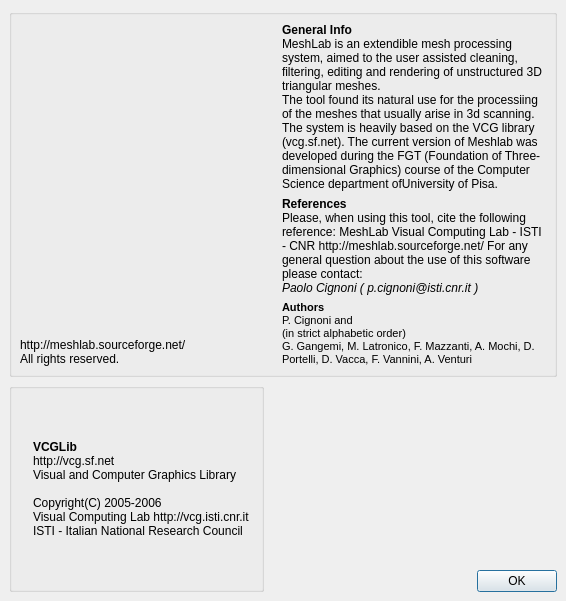
Qt form src/meshlab/ui/aboutDialog.ui (cnr-isti-vclab/meshlab) before a commit.
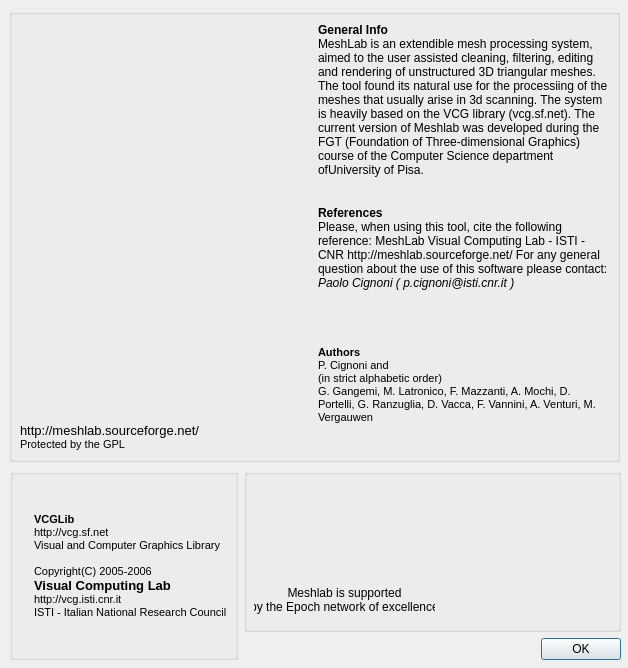
The same form after that commit. Icons and pictures are not drawn.

Commit message: added epoch logo in the about

Diff of the .ui file:
```diff
--- a/src/meshlab/ui/aboutDialog.ui
+++ b/src/meshlab/ui/aboutDialog.ui
@@ -8,8 +8,8 @@
    <rect>
     <x>0</x>
     <y>0</y>
-    <width>566</width>
-    <height>601</height>
+    <width>628</width>
+    <height>668</height>
    </rect>
   </property>
   <property name="sizePolicy" >
@@ -41,27 +41,118 @@
   <property name="modal" >
    <bool>true</bool>
   </property>
-  <layout class="QGridLayout" >
+  <widget class="QWidget" name="layoutWidget" >
+   <property name="geometry" >
+    <rect>
+     <x>10</x>
+     <y>469</y>
+     <width>611</width>
+     <height>191</height>
+    </rect>
+   </property>
+   <layout class="QHBoxLayout" >
    <property name="margin" >
-    <number>9</number>
+     <number>0</number>
    </property>
    <property name="spacing" >
     <number>6</number>
    </property>
-   <item row="1" column="1" >
-    <spacer>
-     <property name="orientation" >
-      <enum>Qt::Vertical</enum>
-     </property>
-     <property name="sizeHint" >
+    <item>
+     <widget class="QGroupBox" name="groupBoxBtm" >
+      <property name="title" >
+       <string/>
+      </property>
+      <property name="flat" >
+       <bool>false</bool>
+      </property>
+      <layout class="QHBoxLayout" >
+       <property name="margin" >
+        <number>8</number>
+       </property>
+       <property name="spacing" >
+        <number>6</number>
+       </property>
+       <item>
+        <widget class="QLabel" name="labelVCGLogo" >
+         <property name="text" >
+          <string/>
+         </property>
+         <property name="pixmap" >
+          <pixmap resource="..\meshlab.qrc" >:/images/logo.png</pixmap>
+         </property>
+        </widget>
+       </item>
+       <item>
+        <widget class="QLabel" name="labelVCGDescription" >
+         <property name="text" >
+          <string>&lt;html>&lt;head>&lt;meta name="qrichtext" content="1" />&lt;/head>&lt;body style=" white-space: pre-wrap; font-family:MS Shell Dlg; font-size:8.25pt; font-weight:400; font-style:normal; text-decoration:none;">&lt;p style=" margin-top:0px; margin-bottom:0px; margin-left:0px; margin-right:0px; -qt-block-indent:0; text-indent:0px;">&lt;span style=" font-weight:600;">VCGLib&lt;/span>&lt;/p>&lt;p style=" margin-top:0px; margin-bottom:0px; margin-left:0px; margin-right:0px; -qt-block-indent:0; text-indent:0px; font-weight:600;">&lt;span style=" font-weight:400;">http://vcg.sf.net &lt;/span>&lt;/p>&lt;p style=" margin-top:0px; margin-bottom:0px; margin-left:0px; margin-right:0px; -qt-block-indent:0; text-indent:0px;">Visual and Computer Graphics Library&lt;/p>&lt;p style="-qt-paragraph-type:empty; margin-top:0px; margin-bottom:0px; margin-left:0px; margin-right:0px; -qt-block-indent:0; text-indent:0px;">&lt;/p>&lt;p style=" margin-top:0px; margin-bottom:0px; margin-left:0px; margin-right:0px; -qt-block-indent:0; text-indent:0px;">Copyright(C) 2005-2006&lt;/p>&lt;p style=" margin-top:0px; margin-bottom:0px; margin-left:0px; margin-right:0px; -qt-block-indent:0; text-indent:0px;">&lt;span style=" font-size:10pt; font-weight:600;">Visual Computing Lab &lt;/span>&lt;/p>&lt;p style=" margin-top:0px; margin-bottom:0px; margin-left:0px; margin-right:0px; -qt-block-indent:0; text-indent:0px;">http://vcg.isti.cnr.it &lt;/p>&lt;p style=" margin-top:0px; margin-bottom:0px; margin-left:0px; margin-right:0px; -qt-block-indent:0; text-indent:0px;">ISTI - Italian National Research Council&lt;/p>&lt;/body>&lt;/html></string>
+         </property>
+        </widget>
+       </item>
+      </layout>
+     </widget>
+    </item>
+    <item>
+     <layout class="QVBoxLayout" >
+      <property name="margin" >
+       <number>0</number>
+      </property>
+      <property name="spacing" >
+       <number>6</number>
+      </property>
+      <item>
+       <widget class="QGroupBox" name="groupBox" >
+        <property name="title" >
+         <string/>
+        </property>
+        <widget class="QLabel" name="label" >
+         <property name="geometry" >
+          <rect>
+           <x>10</x>
+           <y>100</y>
+           <width>181</width>
+           <height>61</height>
+          </rect>
+         </property>
+         <property name="text" >
+          <string>Meshlab is supported
+by the Epoch network of excellence</string>
+         </property>
+         <property name="alignment" >
+          <set>Qt::AlignCenter</set>
+         </property>
+        </widget>
+        <widget class="QLabel" name="labelVCGLogo_2" >
+         <property name="geometry" >
+          <rect>
+           <x>50</x>
+           <y>10</y>
+           <width>100</width>
+           <height>100</height>
+          </rect>
+         </property>
+         <property name="minimumSize" >
       <size>
-       <width>20</width>
-       <height>40</height>
-      </size>
-     </property>
-    </spacer>
-   </item>
-   <item row="2" column="1" >
+           <width>100</width>
+           <height>100</height>
+          </size>
+         </property>
+         <property name="maximumSize" >
+          <size>
+           <width>100</width>
+           <height>100</height>
+          </size>
+         </property>
+         <property name="text" >
+          <string/>
+         </property>
+         <property name="pixmap" >
+          <pixmap>..\images\logo_epoch.png</pixmap>
+         </property>
+        </widget>
+       </widget>
+      </item>
+      <item>
     <layout class="QHBoxLayout" >
      <property name="margin" >
       <number>0</number>
@@ -91,8 +182,19 @@
      </item>
     </layout>
    </item>
-   <item row="0" column="0" colspan="2" >
+     </layout>
+    </item>
+   </layout>
+  </widget>
     <widget class="QGroupBox" name="groupBoxSx" >
+   <property name="geometry" >
+    <rect>
+     <x>9</x>
+     <y>9</y>
+     <width>611</width>
+     <height>453</height>
+    </rect>
+   </property>
      <property name="title" >
       <string/>
      </property>
@@ -158,7 +260,7 @@
         <item>
          <widget class="QLabel" name="labelMLLink" >
           <property name="text" >
-           <string>&lt;html>&lt;head>&lt;meta name="qrichtext" content="1" />&lt;/head>&lt;body style=" white-space: pre-wrap; font-family:MS Shell Dlg; font-weight:400; font-style:normal; text-decoration:none;">&lt;p style="-qt-paragraph-type:empty; margin-top:0px; margin-bottom:0px; margin-left:0px; margin-right:0px; -qt-block-indent:0; text-indent:0px;">&lt;/p>&lt;p style=" margin-top:0px; margin-bottom:0px; margin-left:0px; margin-right:0px; -qt-block-indent:0; text-indent:0px;">http://meshlab.sourceforge.net/ &lt;/p>&lt;p style=" margin-top:0px; margin-bottom:0px; margin-left:0px; margin-right:0px; -qt-block-indent:0; text-indent:0px;">All rights reserved.&lt;/p>&lt;/body>&lt;/html></string>
+         <string>&lt;html>&lt;head>&lt;meta name="qrichtext" content="1" />&lt;/head>&lt;body style=" white-space: pre-wrap; font-family:MS Shell Dlg; font-size:8.25pt; font-weight:400; font-style:normal; text-decoration:none;">&lt;p style="-qt-paragraph-type:empty; margin-top:0px; margin-bottom:0px; margin-left:0px; margin-right:0px; -qt-block-indent:0; text-indent:0px;">&lt;/p>&lt;p style=" margin-top:0px; margin-bottom:0px; margin-left:0px; margin-right:0px; -qt-block-indent:0; text-indent:0px;">&lt;span style=" font-size:10pt;">http://meshlab.sourceforge.net/ &lt;/span>&lt;/p>&lt;p style=" margin-top:0px; margin-bottom:0px; margin-left:0px; margin-right:0px; -qt-block-indent:0; text-indent:0px;">Protected by the GPL&lt;/p>&lt;/body>&lt;/html></string>
           </property>
          </widget>
         </item>
@@ -195,7 +297,7 @@
         <item>
          <widget class="QLabel" name="labelAuthors" >
           <property name="text" >
-           <string>&lt;html>&lt;head>&lt;meta name="qrichtext" content="1" />&lt;/head>&lt;body style=" white-space: pre-wrap; font-family:MS Shell Dlg; font-size:8.25pt; font-weight:400; font-style:normal; text-decoration:none;">&lt;p style=" margin-top:0px; margin-bottom:0px; margin-left:0px; margin-right:0px; -qt-block-indent:0; text-indent:0px;">&lt;span style=" font-weight:600;">Authors&lt;/span>&lt;/p>&lt;p style=" margin-top:0px; margin-bottom:0px; margin-left:0px; margin-right:0px; -qt-block-indent:0; text-indent:0px; font-weight:600;">&lt;span style=" font-weight:400;">P. Cignoni and&lt;/span>&lt;/p>&lt;p style=" margin-top:0px; margin-bottom:0px; margin-left:0px; margin-right:0px; -qt-block-indent:0; text-indent:0px;">(in strict alphabetic order)&lt;/p>&lt;p style=" margin-top:0px; margin-bottom:0px; margin-left:0px; margin-right:0px; -qt-block-indent:0; text-indent:0px;">G. Gangemi, M. Latronico, F. Mazzanti, A. Mochi, D. Portelli, D. Vacca, F. Vannini, A. Venturi&lt;/p>&lt;/body>&lt;/html></string>
+         <string>&lt;html>&lt;head>&lt;meta name="qrichtext" content="1" />&lt;/head>&lt;body style=" white-space: pre-wrap; font-family:MS Shell Dlg; font-size:8.25pt; font-weight:400; font-style:normal; text-decoration:none;">&lt;p style=" margin-top:0px; margin-bottom:0px; margin-left:0px; margin-right:0px; -qt-block-indent:0; text-indent:0px; font-size:8pt;">&lt;span style=" font-weight:600;">Authors&lt;/span>&lt;/p>&lt;p style=" margin-top:0px; margin-bottom:0px; margin-left:0px; margin-right:0px; -qt-block-indent:0; text-indent:0px; font-size:8pt; font-weight:600;">&lt;span style=" font-weight:400;">P. Cignoni and&lt;/span>&lt;/p>&lt;p style=" margin-top:0px; margin-bottom:0px; margin-left:0px; margin-right:0px; -qt-block-indent:0; text-indent:0px; font-size:8pt;">(in strict alphabetic order)&lt;/p>&lt;p style=" margin-top:0px; margin-bottom:0px; margin-left:0px; margin-right:0px; -qt-block-indent:0; text-indent:0px; font-size:8pt;">G. Gangemi, M. Latronico, F. Mazzanti, A. Mochi, D. Portelli, G. Ranzuglia, D. Vacca, F. Vannini, A. Venturi, M. Vergauwen&lt;/p>&lt;/body>&lt;/html></string>
           </property>
           <property name="wordWrap" >
            <bool>true</bool>
@@ -216,43 +318,6 @@
       </property>
      </widget>
     </widget>
-   </item>
-   <item rowspan="2" row="1" column="0" >
-    <widget class="QGroupBox" name="groupBoxBtm" >
-     <property name="title" >
-      <string/>
-     </property>
-     <property name="flat" >
-      <bool>false</bool>
-     </property>
-     <layout class="QHBoxLayout" >
-      <property name="margin" >
-       <number>8</number>
-      </property>
-      <property name="spacing" >
-       <number>6</number>
-      </property>
-      <item>
-       <widget class="QLabel" name="labelVCGLogo" >
-        <property name="text" >
-         <string/>
-        </property>
-        <property name="pixmap" >
-         <pixmap resource="..\meshlab.qrc" >:/images/logo.png</pixmap>
-        </property>
-       </widget>
-      </item>
-      <item>
-       <widget class="QLabel" name="labelVCGDescription" >
-        <property name="text" >
-         <string>&lt;html>&lt;head>&lt;meta name="qrichtext" content="1" />&lt;/head>&lt;body style=" white-space: pre-wrap; font-family:MS Shell Dlg; font-weight:400; font-style:normal; text-decoration:none;">&lt;p style=" margin-top:0px; margin-bottom:0px; margin-left:0px; margin-right:0px; -qt-block-indent:0; text-indent:0px;">&lt;span style=" font-weight:600;">VCGLib&lt;/span>&lt;/p>&lt;p style=" margin-top:0px; margin-bottom:0px; margin-left:0px; margin-right:0px; -qt-block-indent:0; text-indent:0px; font-weight:600;">&lt;span style=" font-weight:400;">http://vcg.sf.net &lt;/span>&lt;/p>&lt;p style=" margin-top:0px; margin-bottom:0px; margin-left:0px; margin-right:0px; -qt-block-indent:0; text-indent:0px;">Visual and Computer Graphics Library&lt;/p>&lt;p style="-qt-paragraph-type:empty; margin-top:0px; margin-bottom:0px; margin-left:0px; margin-right:0px; -qt-block-indent:0; text-indent:0px;">&lt;/p>&lt;p style=" margin-top:0px; margin-bottom:0px; margin-left:0px; margin-right:0px; -qt-block-indent:0; text-indent:0px;">Copyright(C) 2005-2006&lt;/p>&lt;p style=" margin-top:0px; margin-bottom:0px; margin-left:0px; margin-right:0px; -qt-block-indent:0; text-indent:0px;">Visual Computing Lab http://vcg.isti.cnr.it &lt;/p>&lt;p style=" margin-top:0px; margin-bottom:0px; margin-left:0px; margin-right:0px; -qt-block-indent:0; text-indent:0px;">ISTI - Italian National Research Council&lt;/p>&lt;/body>&lt;/html></string>
-        </property>
-       </widget>
-      </item>
-     </layout>
-    </widget>
-   </item>
-  </layout>
  </widget>
  <pixmapfunction></pixmapfunction>
  <resources/>
```
Left out of the diff: 4 changed lines with no effect on the pictures. Lines whose indentation alone changed are shown as unchanged. The commit also changes 2 other files.
